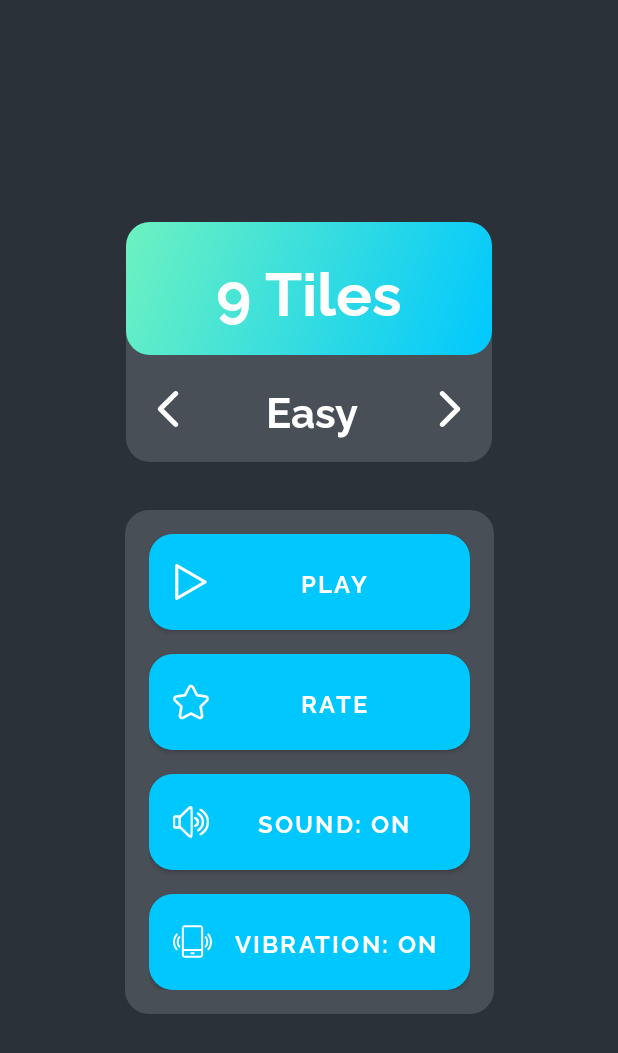
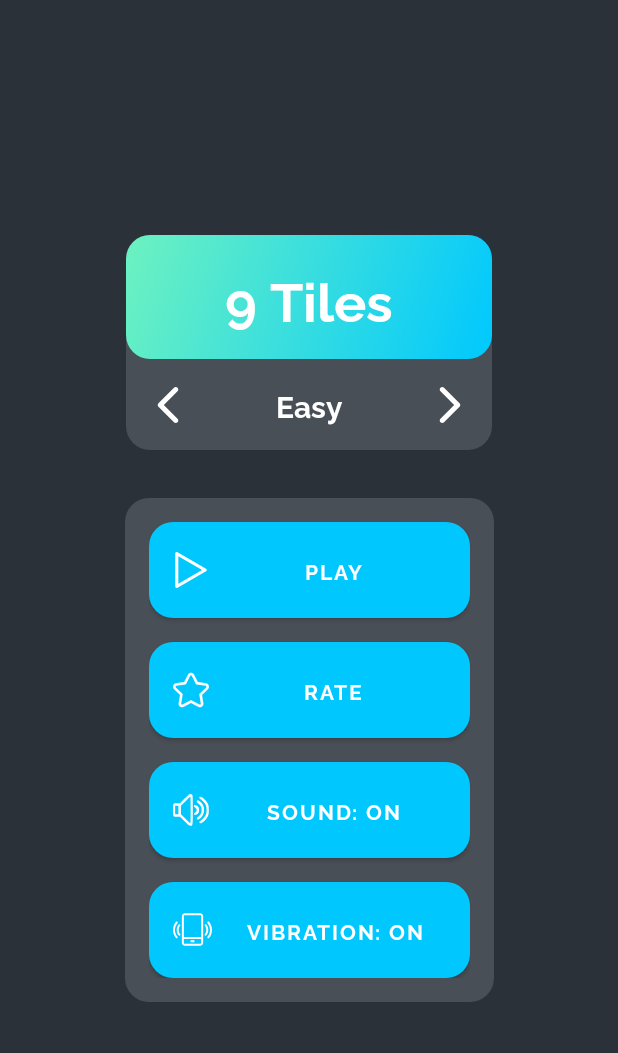
Before and after one commit to GreenSaber/MemoMania, an Android app: the screen it shows after launch (MenuActivity), after a tap on an icon or button, on a phone screen of 412 x 824 dp. Shown: the top 1053 px of the screen. Run offline under Robolectric (Android 15) with nearby library versions, the phone set to English and light mode, and no system bars; our stand-ins replace AdMob; libraries missing offline, so code that uses them is left out: com.daimajia.androidanimations; 1 statement that could not run was skipped.

Commit message:
fonts size fixed

```diff
--- a/app/src/main/res/layout/activity_game_over.xml
+++ b/app/src/main/res/layout/activity_game_over.xml
@@ -41,7 +41,7 @@
                 android:text="@string/game_over"
                 android:textAlignment="center"
                 android:textColor="@color/white"
-                android:textSize="@dimen/title_text_size"
+                android:textSize="28sp"
                 app:layout_constraintBottom_toBottomOf="parent"
                 app:layout_constraintEnd_toEndOf="parent"
                 app:layout_constraintStart_toStartOf="parent"
@@ -55,11 +55,10 @@
             android:layout_height="wrap_content"
             android:layout_margin="16dp"
             android:fontFamily="@font/raleway_bold"
-            android:minLines="2"
             android:text="@string/you_finished_on_level"
             android:textAlignment="center"
             android:textColor="@color/white"
-            android:textSize="@dimen/subtitle_text_size"
+            android:textSize="20sp"
             app:layout_constraintBottom_toTopOf="@+id/next_level_card"
             app:layout_constraintEnd_toEndOf="parent"
             app:layout_constraintStart_toStartOf="parent"
--- a/app/src/main/res/layout/activity_menu.xml
+++ b/app/src/main/res/layout/activity_menu.xml
@@ -52,17 +52,15 @@
             android:layout_width="120dp"
             android:layout_height="wrap_content"
             android:layout_marginTop="16dp"
-            android:layout_marginEnd="16dp"
             android:layout_marginBottom="16dp"
             android:fontFamily="@font/raleway_bold"
             android:text="@string/classic"
             android:textAlignment="center"
             android:textColor="@color/white"
-            android:textSize="28sp"
+            android:textSize="20sp"
             app:layout_constraintBottom_toBottomOf="parent"
-            app:layout_constraintEnd_toEndOf="parent"
-            app:layout_constraintHorizontal_bias="0.59"
-            app:layout_constraintStart_toStartOf="parent"
+            app:layout_constraintEnd_toStartOf="@+id/arrow_right"
+            app:layout_constraintStart_toEndOf="@+id/arrow_left"
             app:layout_constraintTop_toBottomOf="@+id/tile_card"
             app:layout_constraintVertical_bias="0.5">
         </TextView>
@@ -86,7 +84,7 @@
                 android:text="@string/app_name"
                 android:textAlignment="center"
                 android:textColor="@color/white"
-                android:textSize="40sp"
+                android:textSize="36sp"
                 app:layout_constraintBottom_toBottomOf="parent"
                 app:layout_constraintEnd_toEndOf="parent"
                 app:layout_constraintHorizontal_bias="0.5"
--- a/app/src/main/res/layout/activity_win.xml
+++ b/app/src/main/res/layout/activity_win.xml
@@ -31,7 +31,7 @@
             android:text="@string/congratulations"
             android:textAlignment="center"
             android:textColor="@color/white"
-            android:textSize="@dimen/subtitle_text_size"
+            android:textSize="20sp"
             app:layout_constraintBottom_toTopOf="@+id/win_text"
             app:layout_constraintEnd_toEndOf="parent"
             app:layout_constraintStart_toStartOf="parent">
@@ -46,7 +46,7 @@
             android:text="@string/you_win"
             android:textAlignment="center"
             android:textColor="@color/white"
-            android:textSize="@dimen/title_text_size"
+            android:textSize="28sp"
             app:layout_constraintBottom_toBottomOf="parent"
             app:layout_constraintEnd_toEndOf="parent"
             app:layout_constraintStart_toStartOf="parent">
--- a/app/src/main/res/values/styles.xml
+++ b/app/src/main/res/values/styles.xml
@@ -14,7 +14,7 @@
         <item name="android:insetRight">0dp</item>
         <item name="android:insetBottom">0dp</item>
         <item name="cornerRadius">8dp</item>
-        <item name="android:textSize">36sp</item>
+        <item name="android:textSize">28sp</item>
         <item name="android:textColor">@color/white</item>
         <item name="backgroundTint">@color/grid_button_background_selector</item>
         <item name="android:layout_margin">4dp</item>
@@ -29,7 +29,7 @@
         <item name="android:insetRight">0dp</item>
         <item name="android:insetBottom">0dp</item>
         <item name="cornerRadius">8dp</item>
-        <item name="android:textSize">23sp</item>
+        <item name="android:textSize">20sp</item>
         <item name="android:textColor">@color/white</item>
         <item name="backgroundTint">@color/grid_button_background_selector</item>
         <item name="android:layout_margin">4dp</item>
@@ -55,7 +55,7 @@
         <item name="android:insetBottom">0dp</item>
         <item name="cornerRadius">16dp</item>
         <item name="android:textColor">@color/white</item>
-        <item name="android:textSize">16sp</item>
+        <item name="android:textSize">14sp</item>
         <item name="android:fontFamily">@font/raleway_bold</item>
 
     </style>
```
Also changed, not shown: app/src/main/res/layout/activity_next_level.xml (+4 -3 lines), app/src/main/res/layout/fragment_game_info_panel.xml (+4 -3 lines).
